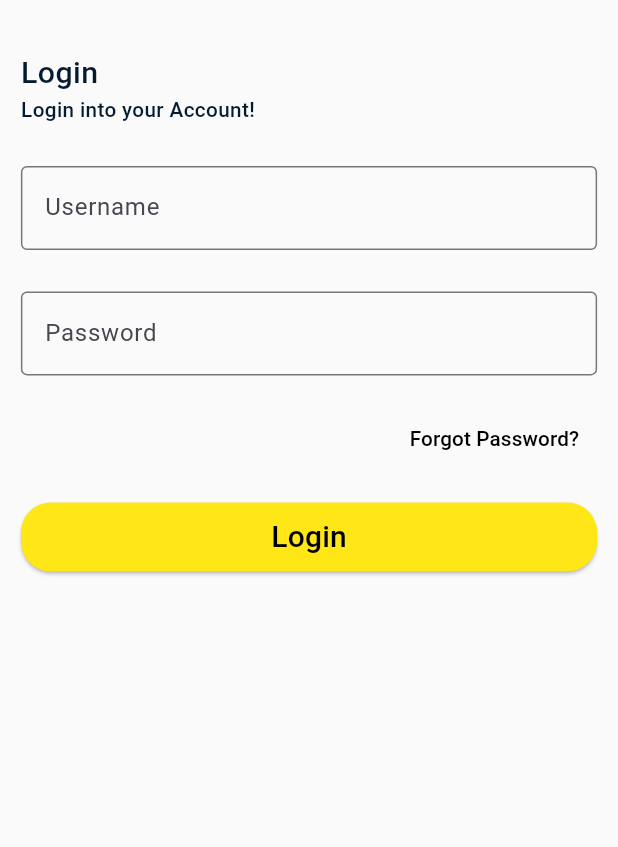
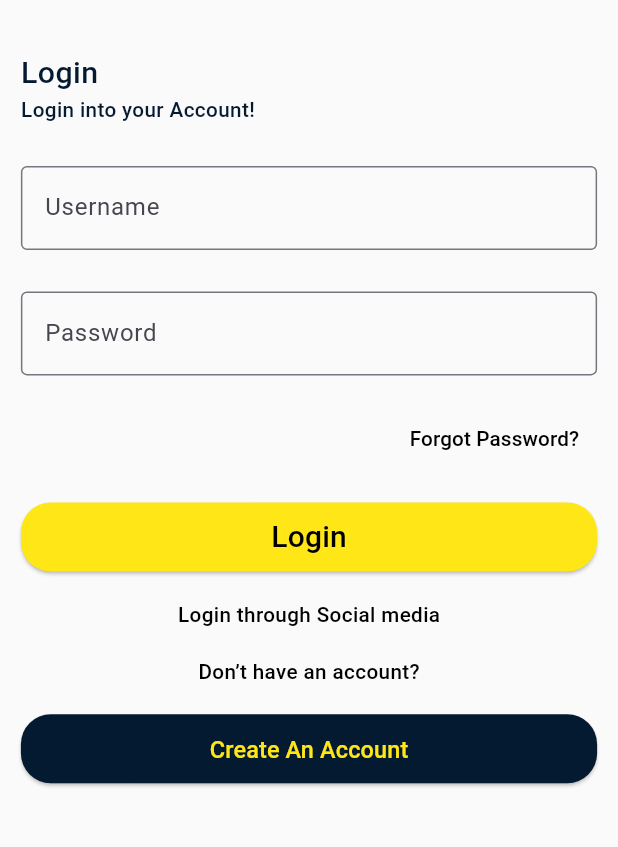
Before and after one commit to 7odaali/bazzar, a Flutter app: the LoginScreen screen opened directly, on a phone screen of 412 x 824 dp, the part 345-1192 px from its top. Run offline on Flutter 3.47's test engine with Material 3 defaults, Android fonts, the phone set to English and light mode, and no system bars; our stand-ins replace cloud_firestore, easy_localization, firebase_core, flutter_screenutil; accounts and stored records are empty.

Commit message:
LiginScreen

```diff
--- a/lib/features/login/login_screen.dart
+++ b/lib/features/login/login_screen.dart
@@ -29,8 +29,9 @@ class _LoginScreenState extends State<LoginScreen> {
   @override
   Widget build(BuildContext context) {
     return Scaffold(
-      backgroundColor: Color(0xFFFAFAFA),
-      body: Column(
+      backgroundColor: const Color(0xFFFAFAFA),
+      body: SingleChildScrollView(
+        child: Column(
           children: [
             Container(
               height: 250.h,
@@ -123,14 +124,42 @@ class _LoginScreenState extends State<LoginScreen> {
                                   .copyWith(color: Colors.black, fontSize: 20),
                             ),
                           ),
-                        )
-                      ]),
+                        ),
+                        verticalSpace(20),
+                        Text(
+                          "Login through Social media",
+                          style: TextStyles.font15boldDarkBlue
+                              .copyWith(color: Colors.black),
+                        ),
+                        verticalSpace(20),
+                        Text("Don’t have an account?",style: TextStyles.font15boldDarkBlue
+                            .copyWith(color: Colors.black),),                        verticalSpace(20),
+                        SizedBox(
+                          width: 400.w,
+                          height: 50.h,
+                          child: ElevatedButton(
+                            onPressed: _submitForm,
+                            style: ElevatedButton.styleFrom(
+                              backgroundColor: ColorsManager.darkBlue,
+                              shape: RoundedRectangleBorder(
+                                borderRadius: BorderRadius.circular(20.w),
+                              ),
+                            ),
+                            child: Text(
+                              "Create An Account",
+                              style: TextStyles.font17boldYellow
+                            ),
+                          ),
                         ),
                       ],
                     ),
                   ),
                 ],
               ),
+            ),
+          ],
+        ),
+      ),
     );
   }
 }
```
Lines whose indentation alone changed are shown as unchanged.
